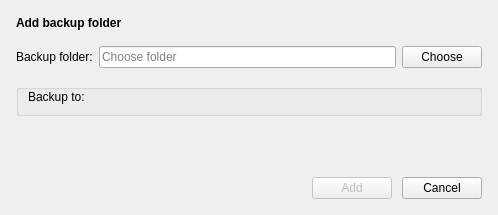
meganz/MEGAsync, file src/MEGASync/gui/linux/AddBackupDialog.ui: the form before one commit.
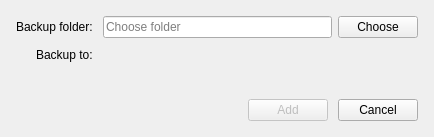
The form after the commit.

Commit message: Adjustments to Add & Remove Backup dialogs

```diff
--- a/src/MEGASync/gui/linux/AddBackupDialog.ui
+++ b/src/MEGASync/gui/linux/AddBackupDialog.ui
@@ -6,8 +6,8 @@
    <rect>
     <x>0</x>
     <y>0</y>
-    <width>498</width>
-    <height>215</height>
+    <width>434</width>
+    <height>137</height>
    </rect>
   </property>
   <property name="windowTitle">
@@ -30,42 +30,22 @@
     <number>16</number>
    </property>
    <item>
-    <widget class="QLabel" name="label">
-     <property name="font">
-      <font>
-       <weight>75</weight>
-       <bold>true</bold>
-      </font>
+    <layout class="QFormLayout" name="formLayout_3">
+     <property name="labelAlignment">
+      <set>Qt::AlignRight|Qt::AlignTrailing|Qt::AlignVCenter</set>
      </property>
-     <property name="text">
-      <string>Add backup folder</string>
-     </property>
-    </widget>
-   </item>
-   <item>
-    <layout class="QHBoxLayout" name="horizontalLayout">
-     <property name="spacing">
-      <number>6</number>
-     </property>
-     <property name="leftMargin">
-      <number>0</number>
-     </property>
-     <property name="topMargin">
-      <number>6</number>
-     </property>
-     <property name="rightMargin">
-      <number>0</number>
-     </property>
-     <property name="bottomMargin">
-      <number>6</number>
-     </property>
-     <item>
+     <item row="0" column="0">
       <widget class="QLabel" name="label_2">
        <property name="text">
         <string>Backup folder:</string>
        </property>
       </widget>
      </item>
+     <item row="0" column="1">
+      <layout class="QHBoxLayout" name="horizontalLayout">
+       <property name="spacing">
+        <number>6</number>
+       </property>
      <item>
       <widget class="QLineEdit" name="folderLineEdit">
        <property name="minimumSize">
@@ -91,26 +71,14 @@
      </item>
     </layout>
    </item>
-   <item>
-    <widget class="QGroupBox" name="groupBox">
-     <property name="title">
-      <string/>
-     </property>
-     <layout class="QFormLayout" name="formLayout">
-      <property name="horizontalSpacing">
-       <number>6</number>
-      </property>
-      <property name="topMargin">
-       <number>0</number>
-      </property>
-      <item row="0" column="0">
+     <item row="1" column="0">
        <widget class="QLabel" name="label_3">
         <property name="text">
          <string>Backup to:</string>
         </property>
        </widget>
       </item>
-      <item row="0" column="1">
+     <item row="1" column="1">
        <widget class="QLabel" name="backupToLabel">
         <property name="text">
          <string/>
@@ -121,7 +89,6 @@
        </widget>
       </item>
      </layout>
-    </widget>
    </item>
    <item>
     <spacer name="verticalSpacer">
```
Lines whose indentation alone changed are shown as unchanged. The commit also changes 7 other files.
